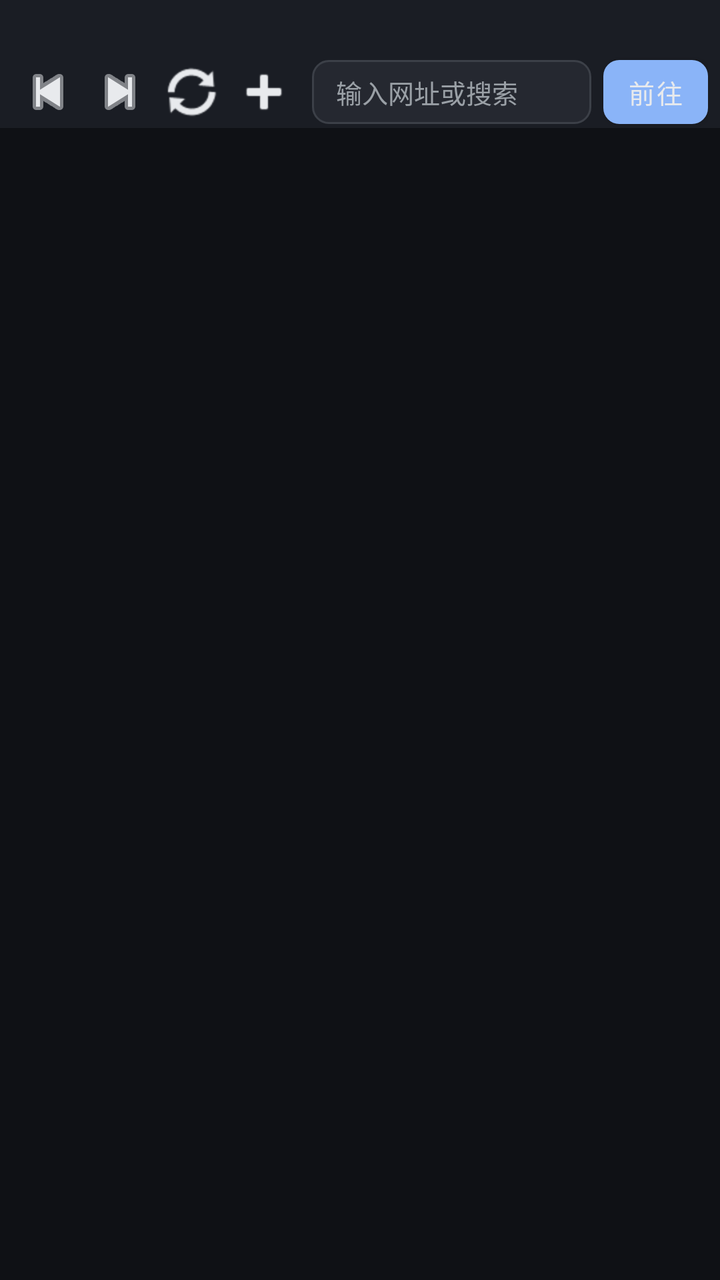
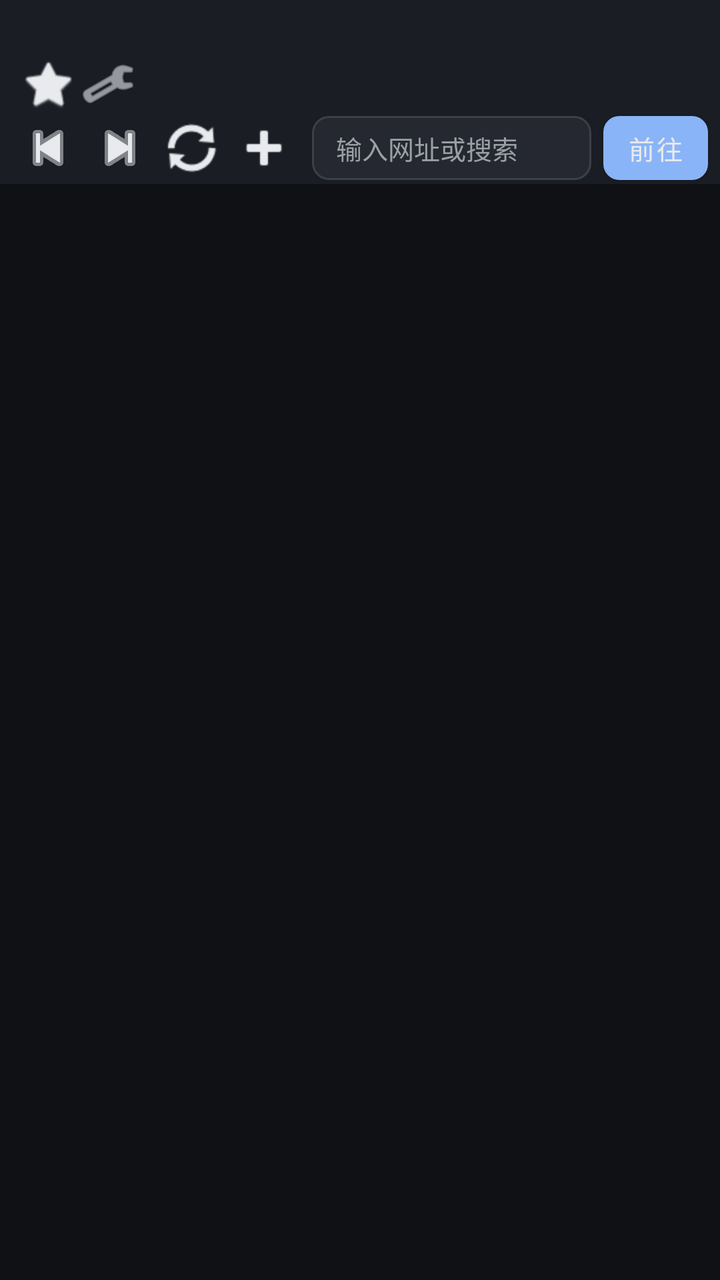

Compare the two renders of this Android layout. The source of the first and the diff that turns it into the second are given below.
<!-- AndroidManifest.xml: application theme Theme.FoldDeskBrowser -->
<!-- res/layout/activity_main.xml -->
<?xml version="1.0" encoding="utf-8"?>
<androidx.constraintlayout.widget.ConstraintLayout xmlns:android="http://schemas.android.com/apk/res/android"
    xmlns:app="http://schemas.android.com/apk/res-auto"
    xmlns:tools="http://schemas.android.com/tools"
    android:id="@+id/root"
    android:layout_width="match_parent"
    android:layout_height="match_parent"
    android:background="@color/surface"
    android:fitsSystemWindows="false"
    tools:context=".MainActivity">

    <LinearLayout
        android:id="@+id/chromeRoot"
        android:layout_width="0dp"
        android:layout_height="wrap_content"
        android:background="@color/toolbar"
        android:orientation="vertical"
        app:layout_constraintEnd_toEndOf="parent"
        app:layout_constraintStart_toStartOf="parent"
        app:layout_constraintTop_toTopOf="parent">

        <HorizontalScrollView
            android:id="@+id/tabScroll"
            android:layout_width="match_parent"
            android:layout_height="@dimen/chrome_tab_strip_height"
            android:fillViewport="false"
            android:paddingStart="@dimen/chrome_horizontal_padding"
            android:paddingEnd="@dimen/chrome_horizontal_padding"
            android:scrollbars="none">

            <LinearLayout
                android:id="@+id/tabContainer"
                android:layout_width="wrap_content"
                android:layout_height="match_parent"
                android:gravity="center_vertical"
                android:orientation="horizontal" />
        </HorizontalScrollView>

        <LinearLayout
            android:id="@+id/chromeBar"
            android:layout_width="match_parent"
            android:layout_height="wrap_content"
            android:gravity="center_vertical"
            android:orientation="horizontal"
            android:paddingStart="@dimen/chrome_horizontal_padding"
            android:paddingTop="@dimen/chrome_vertical_padding"
            android:paddingEnd="@dimen/chrome_horizontal_padding"
            android:paddingBottom="@dimen/chrome_vertical_padding">

            <androidx.appcompat.widget.AppCompatImageButton
                android:id="@+id/buttonBack"
                android:layout_width="@dimen/chrome_button_size"
                android:layout_height="@dimen/chrome_button_size"
                android:background="?attr/selectableItemBackgroundBorderless"
                android:contentDescription="@string/back"
                android:scaleType="centerInside"
                android:src="@android:drawable/ic_media_previous"
                app:tint="@color/on_surface" />

            <androidx.appcompat.widget.AppCompatImageButton
                android:id="@+id/buttonForward"
                android:layout_width="@dimen/chrome_button_size"
                android:layout_height="@dimen/chrome_button_size"
                android:background="?attr/selectableItemBackgroundBorderless"
                android:contentDescription="@string/forward"
                android:scaleType="centerInside"
                android:src="@android:drawable/ic_media_next"
                app:tint="@color/on_surface" />

            <androidx.appcompat.widget.AppCompatImageButton
                android:id="@+id/buttonReload"
                android:layout_width="@dimen/chrome_button_size"
                android:layout_height="@dimen/chrome_button_size"
                android:background="?attr/selectableItemBackgroundBorderless"
                android:contentDescription="@string/reload"
                android:scaleType="centerInside"
                android:src="@android:drawable/ic_popup_sync"
                app:tint="@color/on_surface" />

            <androidx.appcompat.widget.AppCompatImageButton
                android:id="@+id/buttonNewTab"
                android:layout_width="@dimen/chrome_button_size"
                android:layout_height="@dimen/chrome_button_size"
                android:background="?attr/selectableItemBackgroundBorderless"
                android:contentDescription="@string/new_tab"
                android:scaleType="centerInside"
                android:src="@android:drawable/ic_input_add"
                app:tint="@color/on_surface" />

            <EditText
                android:id="@+id/editUrl"
                android:layout_width="0dp"
                android:layout_height="@dimen/chrome_url_height"
                android:layout_marginStart="6dp"
                android:layout_weight="1"
                android:background="@drawable/url_field_background"
                android:hint="@string/hint_url"
                android:imeOptions="actionGo"
                android:inputType="textUri|textNoSuggestions"
                android:maxLines="1"
                android:paddingStart="12dp"
                android:paddingEnd="12dp"
                android:textColor="@color/on_surface"
                android:textColorHint="#FF9AA0A6"
                android:textSize="@dimen/chrome_url_text_size" />

            <com.google.android.material.button.MaterialButton
                android:id="@+id/buttonGo"
                style="@style/Widget.FoldDesk.CompactButton"
                android:layout_width="wrap_content"
                android:layout_height="@dimen/chrome_url_height"
                android:layout_marginStart="6dp"
                android:minWidth="@dimen/chrome_go_min_width"
                android:paddingStart="12dp"
                android:paddingEnd="12dp"
                android:text="@string/go"
                android:textSize="@dimen/chrome_url_text_size" />
        </LinearLayout>
    </LinearLayout>

    <FrameLayout
        android:id="@+id/webViewContainer"
        android:layout_width="0dp"
        android:layout_height="0dp"
        app:layout_constraintBottom_toBottomOf="parent"
        app:layout_constraintEnd_toEndOf="parent"
        app:layout_constraintStart_toStartOf="parent"
        app:layout_constraintTop_toBottomOf="@id/chromeRoot" />

</androidx.constraintlayout.widget.ConstraintLayout>
<!-- resources referenced by this layout -->
<resources>
  <color name="on_surface">#FFE8EAED</color>
  <color name="surface">#FF0F1115</color>
  <color name="toolbar">#FF1A1D24</color>
  <dimen name="chrome_button_size">36dp</dimen>
  <dimen name="chrome_go_min_width">44dp</dimen>
  <dimen name="chrome_horizontal_padding">6dp</dimen>
  <dimen name="chrome_tab_strip_height">28dp</dimen>
  <dimen name="chrome_url_height">32dp</dimen>
  <dimen name="chrome_url_text_size">13sp</dimen>
  <dimen name="chrome_vertical_padding">0dp</dimen>
  <!-- drawable url_field_background (drawable) -->
  <?xml version="1.0" encoding="utf-8"?>
  <shape xmlns:android="http://schemas.android.com/apk/res/android">
      <solid android:color="#FF252830" />
      <corners android:radius="8dp" />
      <stroke
          android:width="1dp"
          android:color="#FF3C4048" />
  </shape>
  <string name="back">后退</string>
  <string name="forward">前进</string>
  <string name="go">前往</string>
  <string name="hint_url">输入网址或搜索</string>
  <string name="new_tab">新标签页</string>
  <string name="reload">刷新</string>
  <style name="Widget.FoldDesk.CompactButton" parent="Widget.MaterialComponents.Button">
          <item name="android:minHeight">0dp</item>
          <item name="android:insetTop">0dp</item>
          <item name="android:insetBottom">0dp</item>
          <item name="cornerRadius">8dp</item>
      </style>
  <style name="Theme.FoldDeskBrowser" parent="Theme.MaterialComponents.NoActionBar">
          <item name="colorPrimary">@color/primary</item>
          <item name="colorPrimaryVariant">@color/toolbar</item>
          <item name="colorOnPrimary">@color/on_toolbar</item>
          <item name="android:colorBackground">@color/surface</item>
          <item name="android:statusBarColor">@color/toolbar</item>
          <item name="android:navigationBarColor">@color/surface</item>
      </style>
  <color name="primary">#FF8AB4F8</color>
  <color name="on_toolbar">#FFE8EAED</color>
</resources>

<!-- the commit's change to res/layout/activity_main.xml (unified diff, before → after) -->
@@ -35,6 +35,53 @@
                 android:gravity="center_vertical"
                 android:orientation="horizontal" />
         </HorizontalScrollView>
+
+        <LinearLayout
+            android:id="@+id/bookmarkRow"
+            android:layout_width="match_parent"
+            android:layout_height="wrap_content"
+            android:gravity="center_vertical"
+            android:orientation="horizontal"
+            android:paddingStart="@dimen/chrome_horizontal_padding"
+            android:paddingEnd="@dimen/chrome_horizontal_padding">
+
+            <HorizontalScrollView
+                android:id="@+id/bookmarkScroll"
+                android:layout_width="wrap_content"
+                android:layout_height="@dimen/chrome_bookmark_bar_height"
+                android:fillViewport="false"
+                android:scrollbars="none">
+
+                <LinearLayout
+                    android:id="@+id/bookmarkContainer"
+                    android:layout_width="wrap_content"
+                    android:layout_height="match_parent"
+                    android:gravity="center_vertical"
+                    android:orientation="horizontal" />
+            </HorizontalScrollView>
+
+            <androidx.appcompat.widget.AppCompatImageButton
+                android:id="@+id/buttonBookmarkStar"
+                android:layout_width="@dimen/chrome_bookmark_button_size"
+                android:layout_height="@dimen/chrome_bookmark_button_size"
+                android:layout_marginStart="4dp"
+                android:background="?attr/selectableItemBackgroundBorderless"
+                android:contentDescription="@string/bookmark_toggle"
+                android:scaleType="centerInside"
+                android:src="@android:drawable/btn_star_big_off"
+                app:tint="@color/on_surface" />
+
+            <androidx.appcompat.widget.AppCompatImageButton
+                android:id="@+id/buttonSettings"
+                android:layout_width="@dimen/chrome_bookmark_button_size"
+                android:layout_height="@dimen/chrome_bookmark_button_size"
+                android:layout_marginStart="2dp"
+                android:background="?attr/selectableItemBackgroundBorderless"
+                android:contentDescription="@string/settings"
+                android:scaleType="centerInside"
+                android:src="@android:drawable/ic_menu_preferences"
+                app:tint="@color/on_surface" />
+        </LinearLayout>
 
         <LinearLayout
             android:id="@+id/chromeBar"
<!-- resource entries referenced after the edit -->
@@ -3,6 +3,8 @@
   <color name="on_surface">#FFE8EAED</color>
   <color name="surface">#FF0F1115</color>
   <color name="toolbar">#FF1A1D24</color>
+  <dimen name="chrome_bookmark_bar_height">24dp</dimen>
+  <dimen name="chrome_bookmark_button_size">28dp</dimen>
   <dimen name="chrome_button_size">36dp</dimen>
   <dimen name="chrome_go_min_width">44dp</dimen>
   <dimen name="chrome_horizontal_padding">6dp</dimen>
@@ -20,11 +22,13 @@
           android:color="#FF3C4048" />
   </shape>
   <string name="back">后退</string>
+  <string name="bookmark_toggle">收藏此页</string>
   <string name="forward">前进</string>
   <string name="go">前往</string>
   <string name="hint_url">输入网址或搜索</string>
   <string name="new_tab">新标签页</string>
   <string name="reload">刷新</string>
+  <string name="settings">设置</string>
   <style name="Widget.FoldDesk.CompactButton" parent="Widget.MaterialComponents.Button">
           <item name="android:minHeight">0dp</item>
           <item name="android:insetTop">0dp</item>
